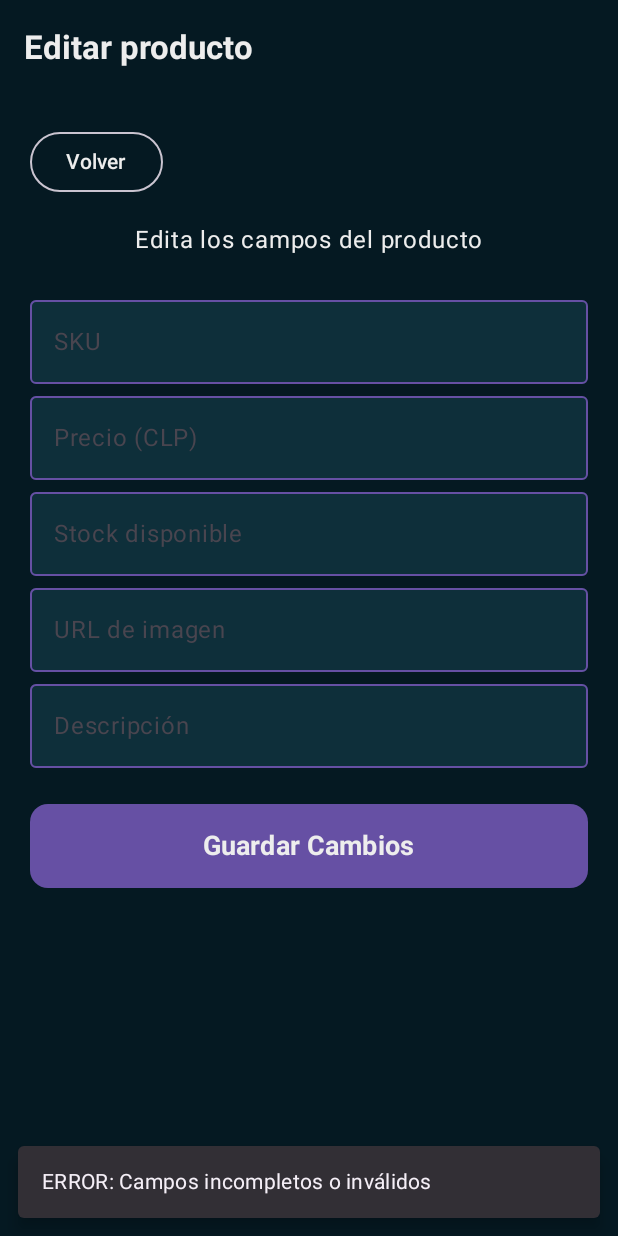
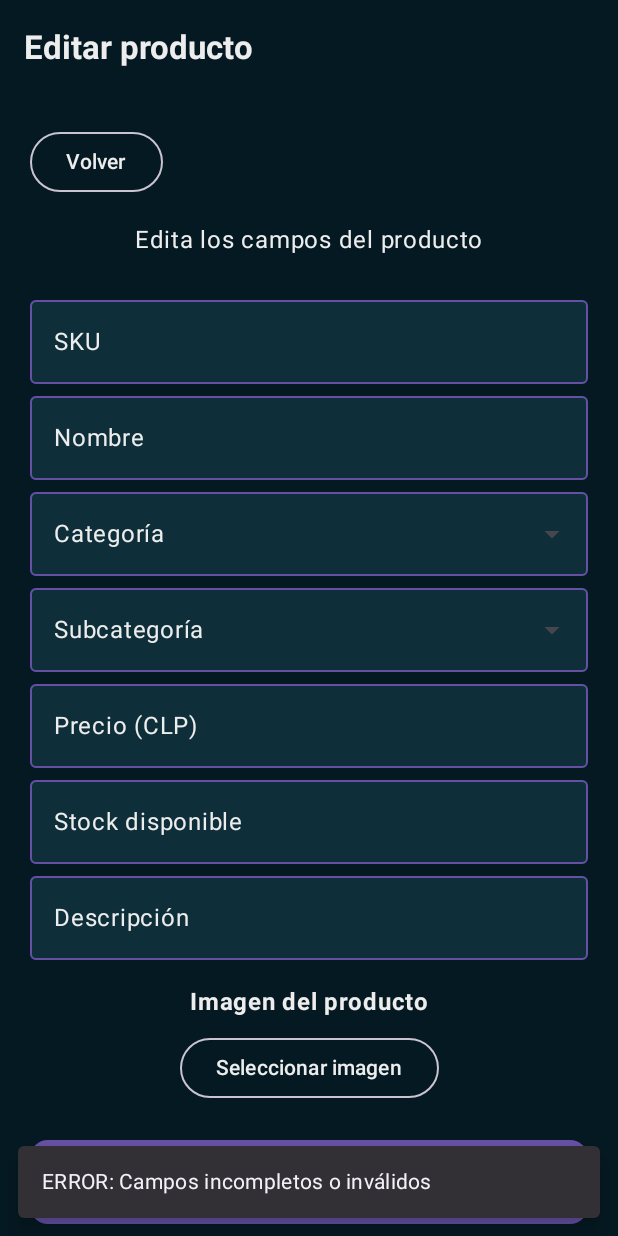
Before and after one commit to alexwpkd/Application_Alpha_Squad, an Android app built with Jetpack Compose: the composable administradorEditarProducto called with empty values, after a tap on "Guardar Cambios", on a phone screen of 412 x 824 dp. Run offline under Robolectric (Android 15) with nearby library versions, the phone set to English and light mode, and no system bars; pictures from the network do not load; 1 other tap on this screen came first.

Commit message:
Acutalización imagen
desde administrador se puede subir una imagen por producto y si es necesaria editarla

```diff
--- a/app/src/main/java/com/example/myapplication/View/administradorEditarProducto.kt
+++ b/app/src/main/java/com/example/myapplication/View/administradorEditarProducto.kt
@@ -1,6 +1,9 @@
 package com.example.myapplication.View
 
-import android.annotation.SuppressLint
+import android.net.Uri
+import androidx.activity.compose.rememberLauncherForActivityResult
+import androidx.activity.result.contract.ActivityResultContracts
+import androidx.compose.foundation.Image
 import androidx.compose.foundation.background
 import androidx.compose.foundation.layout.*
 import androidx.compose.foundation.rememberScrollState
@@ -12,18 +15,19 @@ import androidx.compose.runtime.*
 import androidx.compose.ui.Alignment
 import androidx.compose.ui.Modifier
 import androidx.compose.ui.graphics.Color
+import androidx.compose.ui.layout.ContentScale
 import androidx.compose.ui.platform.LocalContext
 import androidx.compose.ui.text.font.FontWeight
 import androidx.compose.ui.text.input.TextFieldValue
 import androidx.compose.ui.unit.dp
 import androidx.compose.ui.unit.sp
 import androidx.navigation.NavController
+import coil.compose.rememberAsyncImagePainter
 import com.example.myapplication.ViewModel.CatalogoViewModel
 import com.example.myapplication.remote.ProductoCreateRequest
 import com.example.myapplication.remote.RetrofitClient
 import kotlinx.coroutines.delay
 import kotlinx.coroutines.launch
-
 
 @OptIn(ExperimentalMaterial3Api::class)
 @Composable
@@ -34,42 +38,37 @@ fun administradorEditarProducto(
 ) {
     var sku by remember { mutableStateOf(TextFieldValue("")) }
     var nombre by remember { mutableStateOf(TextFieldValue("")) }
-    var categoria by remember { mutableStateOf(TextFieldValue("")) }
     var precio by remember { mutableStateOf(TextFieldValue("")) }
     var stock by remember { mutableStateOf(TextFieldValue("")) }
-    var imagenClave by remember { mutableStateOf(TextFieldValue("")) }
     var descripcion by remember { mutableStateOf(TextFieldValue("")) }
-
-    val opciones = listOf(
-        "fusil",
-        "subfusil",
-        "pistola",
-        "bbs",
-        "co2",
-        "optica",
-        "agarres",
-        "correas",
-        "iluminacion"
-    )
-
-    val categorias = listOf(
-        "arma_primaria",
-        "arma_secundaria",
-        "municion",
-        "accesorios"
-    )
-
-    var expanded by remember { mutableStateOf(false) }
-    var selectedText by remember { mutableStateOf("") }
 
     var categoriaExpanded by remember { mutableStateOf(false) }
     var categoriaSeleccionada by remember { mutableStateOf("") }
 
+    var subcategoriaExpanded by remember { mutableStateOf(false) }
+    var subcategoriaSeleccionada by remember { mutableStateOf("") }
+
+    var imageUri by remember { mutableStateOf<Uri?>(null) }
+
+    val opciones = listOf(
+        "fusil", "subfusil", "pistola", "bbs", "co2",
+        "optica", "agarres", "correas", "iluminacion"
+    )
+
+    val categorias = listOf(
+        "arma_primaria", "arma_secundaria", "municion", "accesorios"
+    )
+
     val snackbarHostState = remember { SnackbarHostState() }
     val scope = rememberCoroutineScope()
     var loading by remember { mutableStateOf(false) }
+    val context = LocalContext.current
 
-    val context = LocalContext.current
+    val galleryLauncher = rememberLauncherForActivityResult(
+        contract = ActivityResultContracts.GetContent()
+    ) { uri ->
+        imageUri = uri
+    }
 
     LaunchedEffect(productoId) {
         loading = true
@@ -80,9 +79,9 @@ fun administradorEditarProducto(
             precio = TextFieldValue(producto.precio.toString())
             stock = TextFieldValue(producto.stock.toString())
             descripcion = TextFieldValue(producto.descripcion)
-            imagenClave = TextFieldValue(producto.imagen ?: "")
             categoriaSeleccionada = producto.categoria
-            selectedText = producto.subcategoria
+            subcategoriaSeleccionada = producto.subcategoria
+            imageUri = producto.imagen?.let { Uri.parse(it) }
         } catch (e: Exception) {
             snackbarHostState.showSnackbar("Error cargando producto: ${e.message}")
         } finally {
@@ -94,11 +93,23 @@ fun administradorEditarProducto(
         sku.text.isNotBlank() &&
                 nombre.text.isNotBlank() &&
                 categoriaSeleccionada.isNotBlank() &&
+                subcategoriaSeleccionada.isNotBlank() &&
                 precio.text.toIntOrNull()?.let { it >= 0 } == true &&
                 stock.text.toIntOrNull()?.let { it >= 0 } == true &&
-                imagenClave.text.isNotBlank() &&
                 descripcion.text.isNotBlank() &&
-                selectedText.isNotBlank()
+                imageUri != null
+
+    val fieldColors = OutlinedTextFieldDefaults.colors(
+        focusedContainerColor = Color(0xFF0E2F3A),
+        unfocusedContainerColor = Color(0xFF0E2F3A),
+        disabledContainerColor = Color(0xFF0E2F3A),
+        focusedBorderColor = Color(0xFF6650A4),
+        unfocusedBorderColor = Color(0xFF6650A4),
+        focusedTextColor = Color(0xFFEDEDED),
+        unfocusedTextColor = Color(0xFFEDEDED),
+        focusedLabelColor = Color(0xFFEDEDED),
+        unfocusedLabelColor = Color(0xFFEDEDED)
+    )
 
     Scaffold(
         snackbarHost = { SnackbarHost(snackbarHostState) },
@@ -130,7 +141,6 @@ fun administradorEditarProducto(
                     .padding(20.dp),
                 horizontalAlignment = Alignment.CenterHorizontally
             ) {
-
                 OutlinedButton(
                     onClick = { navController.navigate("admin") },
                     colors = ButtonDefaults.outlinedButtonColors(
@@ -155,29 +165,83 @@ fun administradorEditarProducto(
                     value = sku,
                     onValueChange = { sku = it },
                     label = { Text("SKU") },
-                    colors = OutlinedTextFieldDefaults.colors(
-                        focusedContainerColor = Color(0xFF0E2F3A),
-                        unfocusedContainerColor = Color(0xFF0E2F3A),
-                        focusedBorderColor = Color(0xFF6650A4),
-                        unfocusedBorderColor = Color(0xFF6650A4),
-                        focusedTextColor = Color(0xFFEDEDED),
-                        unfocusedTextColor = Color(0xFFEDEDED)
-                    ),
+                    colors = fieldColors,
                     modifier = Modifier.fillMaxWidth()
                 )
+
+                OutlinedTextField(
+                    value = nombre,
+                    onValueChange = { nombre = it },
+                    label = { Text("Nombre") },
+                    colors = fieldColors,
+                    modifier = Modifier.fillMaxWidth()
+                )
+
+                ExposedDropdownMenuBox(
+                    expanded = categoriaExpanded,
+                    onExpandedChange = { categoriaExpanded = !categoriaExpanded }
+                ) {
+                    OutlinedTextField(
+                        value = categoriaSeleccionada,
+                        onValueChange = {},
+                        readOnly = true,
+                        label = { Text("Categoría") },
+                        colors = fieldColors,
+                        modifier = Modifier.menuAnchor().fillMaxWidth(),
+                        trailingIcon = { ExposedDropdownMenuDefaults.TrailingIcon(categoriaExpanded) }
+                    )
+                    ExposedDropdownMenu(
+                        expanded = categoriaExpanded,
+                        onDismissRequest = { categoriaExpanded = false },
+                        containerColor = Color(0xFF0E2F3A)
+                    ) {
+                        categorias.forEach {
+                            DropdownMenuItem(
+                                text = { Text(it, color = Color(0xFFEDEDED)) },
+                                onClick = {
+                                    categoriaSeleccionada = it
+                                    categoriaExpanded = false
+                                }
+                            )
+                        }
+                    }
+                }
+
+                ExposedDropdownMenuBox(
+                    expanded = subcategoriaExpanded,
+                    onExpandedChange = { subcategoriaExpanded = !subcategoriaExpanded }
+                ) {
+                    OutlinedTextField(
+                        value = subcategoriaSeleccionada,
+                        onValueChange = {},
+                        readOnly = true,
+                        label = { Text("Subcategoría") },
+                        colors = fieldColors,
+                        modifier = Modifier.menuAnchor().fillMaxWidth(),
+                        trailingIcon = { ExposedDropdownMenuDefaults.TrailingIcon(subcategoriaExpanded) }
+                    )
+                    ExposedDropdownMenu(
+                        expanded = subcategoriaExpanded,
+                        onDismissRequest = { subcategoriaExpanded = false },
+                        containerColor = Color(0xFF0E2F3A)
+                    ) {
+                        opciones.forEach {
+                            DropdownMenuItem(
+                                text = { Text(it, color = Color(0xFFEDEDED)) },
+                                onClick = {
+                                    subcategoriaSeleccionada = it
+                                    subcategoriaExpanded = false
+                                }
+                            )
+                        }
+                    }
+                }
 
                 OutlinedTextField(
                     value = precio,
                     onValueChange = { precio = it },
                     label = { Text("Precio (CLP)") },
-                    colors = OutlinedTextFieldDefaults.colors(
-                        focusedContainerColor = Color(0xFF0E2F3A),
-                        unfocusedContainerColor = Color(0xFF0E2F3A),
-                        focusedBorderColor = Color(0xFF6650A4),
-                        unfocusedBorderColor = Color(0xFF6650A4),
-                        focusedTextColor = Color(0xFFEDEDED),
-                        unfocusedTextColor = Color(0xFFEDEDED)
-                    ),
+                    colors = fieldColors,
                     modifier = Modifier.fillMaxWidth()
                 )
 
@@ -185,29 +249,7 @@ fun administradorEditarProducto(
                     value = stock,
                     onValueChange = { stock = it },
                     label = { Text("Stock disponible") },
-                    colors = OutlinedTextFieldDefaults.colors(
-                        focusedContainerColor = Color(0xFF0E2F3A),
-                        unfocusedContainerColor = Color(0xFF0E2F3A),
-                        focusedBorderColor = Color(0xFF6650A4),
-                        unfocusedBorderColor = Color(0xFF6650A4),
-                        focusedTextColor = Color(0xFFEDEDED),
-                        unfocusedTextColor = Color(0xFFEDEDED)
-                    ),
-                    modifier = Modifier.fillMaxWidth()
-                )
-
-                OutlinedTextField(
-                    value = imagenClave,
-                    onValueChange = { imagenClave = it },
-                    label = { Text("URL de imagen") },
-                    colors = OutlinedTextFieldDefaults.colors(
-                        focusedContainerColor = Color(0xFF0E2F3A),
-                        unfocusedContainerColor = Color(0xFF0E2F3A),
-                        focusedBorderColor = Color(0xFF6650A4),
-                        unfocusedBorderColor = Color(0xFF6650A4),
-                        focusedTextColor = Color(0xFFEDEDED),
-                        unfocusedTextColor = Color(0xFFEDEDED)
-                    ),
+                    colors = fieldColors,
                     modifier = Modifier.fillMaxWidth()
                 )
 
@@ -215,17 +257,41 @@ fun administradorEditarProducto(
                     value = descripcion,
                     onValueChange = { descripcion = it },
                     label = { Text("Descripción") },
-                    colors = OutlinedTextFieldDefaults.colors(
-                        focusedContainerColor = Color(0xFF0E2F3A),
-                        unfocusedContainerColor = Color(0xFF0E2F3A),
-                        focusedBorderColor = Color(0xFF6650A4),
-                        unfocusedBorderColor = Color(0xFF6650A4),
-                        focusedTextColor = Color(0xFFEDEDED),
-                        unfocusedTextColor = Color(0xFFEDEDED)
-                    ),
+                    colors = fieldColors,
                     modifier = Modifier.fillMaxWidth(),
                     maxLines = 3
                 )
+
+                Spacer(modifier = Modifier.height(16.dp))
+
+                Text(
+                    text = "Imagen del producto",
+                    color = Color(0xFFEDEDED),
+                    fontWeight = FontWeight.Bold
+                )
+
+                Spacer(modifier = Modifier.height(8.dp))
+
+                OutlinedButton(
+                    onClick = { galleryLauncher.launch("image/*") },
+                    colors = ButtonDefaults.outlinedButtonColors(
+                        contentColor = Color(0xFFEDEDED)
+                    )
+                ) {
+                    Text("Seleccionar imagen")
+                }
+
+                imageUri?.let {
+                    Spacer(modifier = Modifier.height(12.dp))
+                    Image(
+                        painter = rememberAsyncImagePainter(it),
+                        contentDescription = null,
+                        modifier = Modifier
+                            .fillMaxWidth()
+                            .height(200.dp),
+                        contentScale = ContentScale.Crop
+                    )
+                }
 
                 Spacer(modifier = Modifier.height(24.dp))
 
@@ -249,9 +315,9 @@ fun administradorEditarProducto(
                                         sku = sku.text.trim(),
                                         stock = stock.text.toInt(),
                                         categoria = categoriaSeleccionada.trim(),
-                                        subcategoria = selectedText.trim(),
+                                        subcategoria = subcategoriaSeleccionada.trim(),
                                         descripcion = descripcion.text.trim(),
-                                        imagenUrl = imagenClave.text.trim()
+                                        imagenUrl = imageUri.toString()
                                     )
                                 )
                                 snackbarHostState.showSnackbar("Producto actualizado correctamente")
```
Also changed, not shown: app/src/main/java/com/example/myapplication/View/AdministradorAgregarProducto.kt (+57 -43 lines).
